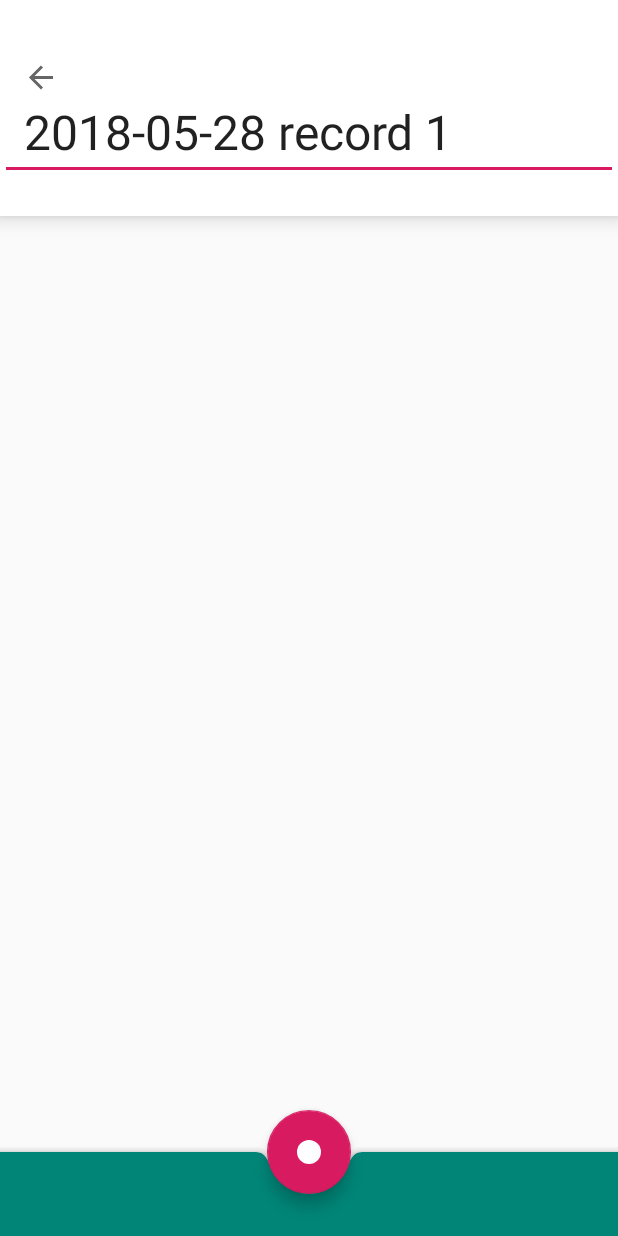
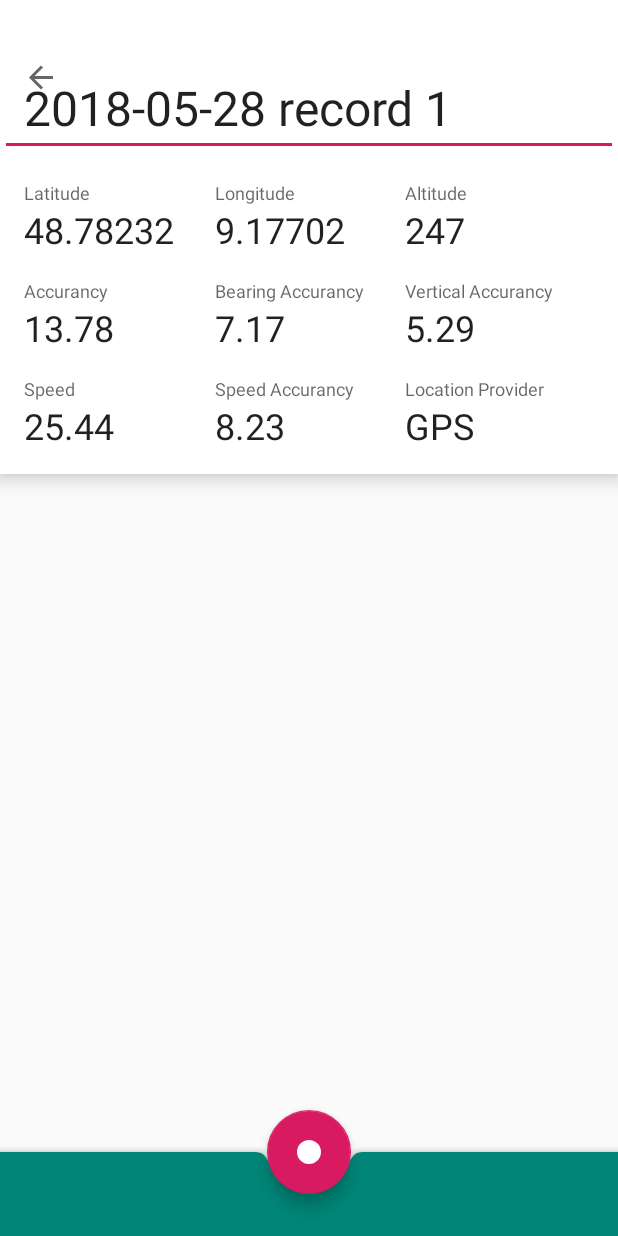
Before and after one commit to mobimeo/android-gps-recorder, an Android app: the RecordFragment screen opened through its navigation route, on a phone screen of 412 x 824 dp. Run offline under Robolectric (Android 15) with nearby library versions, the phone set to English and light mode, and no system bars; our stand-ins replace Room's generated code, navigation-ui.

Commit message:
UI: preview values

```diff
--- a/app/src/main/res/layout/record_fragment.xml
+++ b/app/src/main/res/layout/record_fragment.xml
@@ -28,14 +28,154 @@
             android:id="@+id/edit_record_name"
             android:layout_width="match_parent"
             android:layout_height="wrap_content"
-            android:layout_marginBottom="24dp"
-            android:layout_marginTop="56dp"
+            android:layout_marginTop="40dp"
             android:ellipsize="end"
             android:lines="1"
             android:paddingHorizontal="16dp"
             android:textAppearance="@style/TextAppearance.AppCompat.Display1"
             android:textSize="32sp"
             tools:text="25.05.2018 Aufnahme 1"/>
+
+        <GridLayout
+            android:layout_width="match_parent"
+            android:layout_height="wrap_content"
+            android:columnCount="3"
+            android:padding="16dp">
+
+            <TextView
+                android:layout_width="wrap_content"
+                android:layout_height="wrap_content"
+                android:layout_columnWeight="1"
+                android:text="Latitude"
+                android:textAppearance="@style/TextAppearance.AppCompat.Caption"/>
+
+            <TextView
+                android:layout_width="wrap_content"
+                android:layout_height="wrap_content"
+                android:layout_columnWeight="1"
+                android:text="Longitude"
+                android:textAppearance="@style/TextAppearance.AppCompat.Caption"/>
+
+            <TextView
+                android:layout_width="wrap_content"
+                android:layout_height="wrap_content"
+                android:layout_columnWeight="1"
+                android:text="Altitude"
+                android:textAppearance="@style/TextAppearance.AppCompat.Caption"/>
+
+            <TextView
+                android:layout_width="wrap_content"
+                android:layout_height="wrap_content"
+                android:layout_columnWeight="1"
+                android:text="48.78232"
+                android:textAppearance="@style/TextAppearance.AppCompat.Headline"/>
+
+            <TextView
+                android:layout_width="wrap_content"
+                android:layout_height="wrap_content"
+                android:layout_columnWeight="1"
+                android:text="9.17702"
+                android:textAppearance="@style/TextAppearance.AppCompat.Headline"/>
+
+            <TextView
+                android:layout_width="wrap_content"
+                android:layout_height="wrap_content"
+                android:layout_columnWeight="1"
+                android:text="247"
+                android:textAppearance="@style/TextAppearance.AppCompat.Headline"/>
+
+            <TextView
+                android:layout_width="wrap_content"
+                android:layout_height="wrap_content"
+                android:layout_columnWeight="1"
+                android:layout_marginTop="16dp"
+                android:text="Accurancy"
+                android:textAppearance="@style/TextAppearance.AppCompat.Caption"/>
+
+            <TextView
+                android:layout_width="wrap_content"
+                android:layout_height="wrap_content"
+                android:layout_columnWeight="1"
+                android:layout_marginTop="16dp"
+                android:text="Bearing Accurancy"
+                android:textAppearance="@style/TextAppearance.AppCompat.Caption"/>
+
+            <TextView
+                android:layout_width="wrap_content"
+                android:layout_height="wrap_content"
+                android:layout_columnWeight="1"
+                android:layout_marginTop="16dp"
+                android:text="Vertical Accurancy"
+                android:textAppearance="@style/TextAppearance.AppCompat.Caption"/>
+
+            <TextView
+                android:layout_width="wrap_content"
+                android:layout_height="wrap_content"
+                android:layout_columnWeight="1"
+                android:text="13.78"
+                android:textAppearance="@style/TextAppearance.AppCompat.Headline"/>
+
+            <TextView
+                android:layout_width="wrap_content"
+                android:layout_height="wrap_content"
+                android:layout_columnWeight="1"
+                android:text="7.17"
+                android:textAppearance="@style/TextAppearance.AppCompat.Headline"/>
+
+            <TextView
+                android:layout_width="wrap_content"
+                android:layout_height="wrap_content"
+                android:layout_columnWeight="1"
+                android:text="5.29"
+                android:textAppearance="@style/TextAppearance.AppCompat.Headline"/>
+
+
+            <TextView
+                android:layout_width="wrap_content"
+                android:layout_height="wrap_content"
+                android:layout_columnWeight="1"
+                android:layout_marginTop="16dp"
+                android:text="Speed"
+                android:textAppearance="@style/TextAppearance.AppCompat.Caption"/>
+
+            <TextView
+                android:layout_width="wrap_content"
+                android:layout_height="wrap_content"
+                android:layout_columnWeight="1"
+                android:layout_marginTop="16dp"
+                android:text="Speed Accurancy"
+                android:textAppearance="@style/TextAppearance.AppCompat.Caption"/>
+
+            <TextView
+                android:layout_width="wrap_content"
+                android:layout_height="wrap_content"
+                android:layout_columnWeight="1"
+                android:layout_marginTop="16dp"
+                android:text="Location Provider"
+                android:textAppearance="@style/TextAppearance.AppCompat.Caption"/>
+
+            <TextView
+                android:layout_width="wrap_content"
+                android:layout_height="wrap_content"
+                android:layout_columnWeight="1"
+                android:text="25.44"
+                android:textAppearance="@style/TextAppearance.AppCompat.Headline"/>
+
+            <TextView
+                android:layout_width="wrap_content"
+                android:layout_height="wrap_content"
+                android:layout_columnWeight="1"
+                android:text="8.23"
+                android:textAppearance="@style/TextAppearance.AppCompat.Headline"/>
+
+            <TextView
+                android:layout_width="wrap_content"
+                android:layout_height="wrap_content"
+                android:layout_columnWeight="1"
+                android:text="GPS"
+                android:textAppearance="@style/TextAppearance.AppCompat.Headline"/>
+
+        </GridLayout>
 
     </LinearLayout>
 
```
